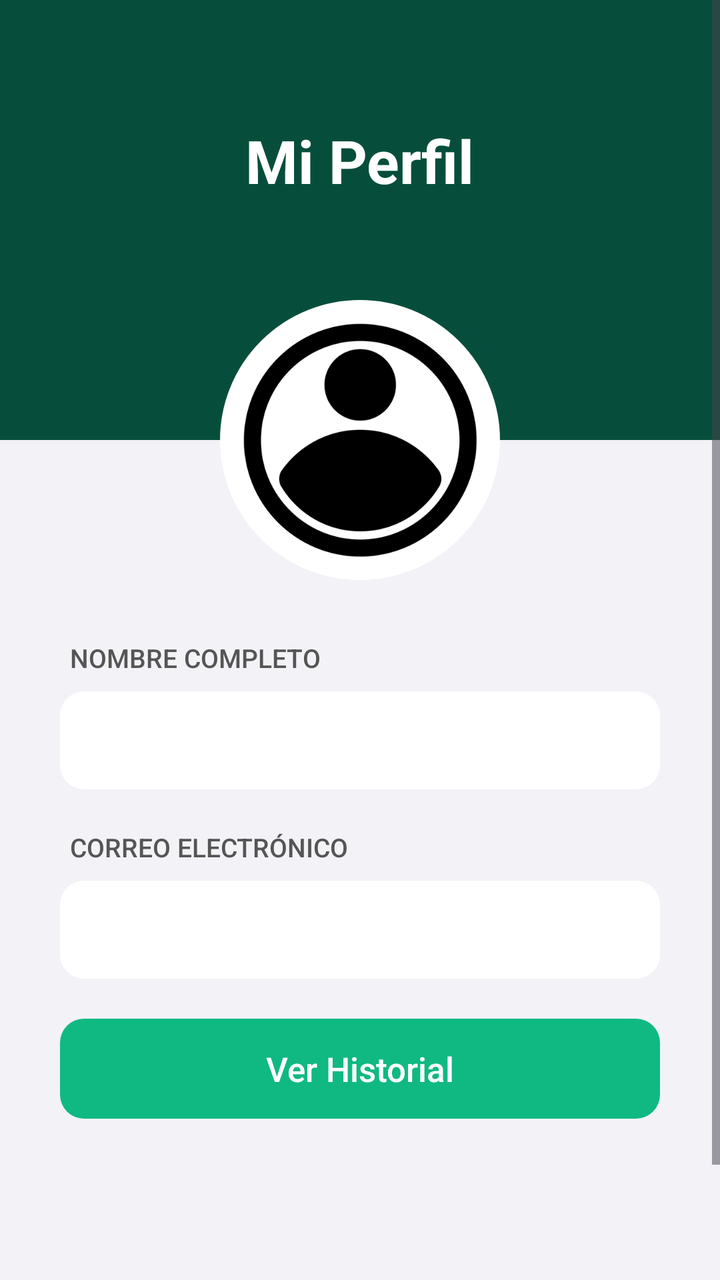
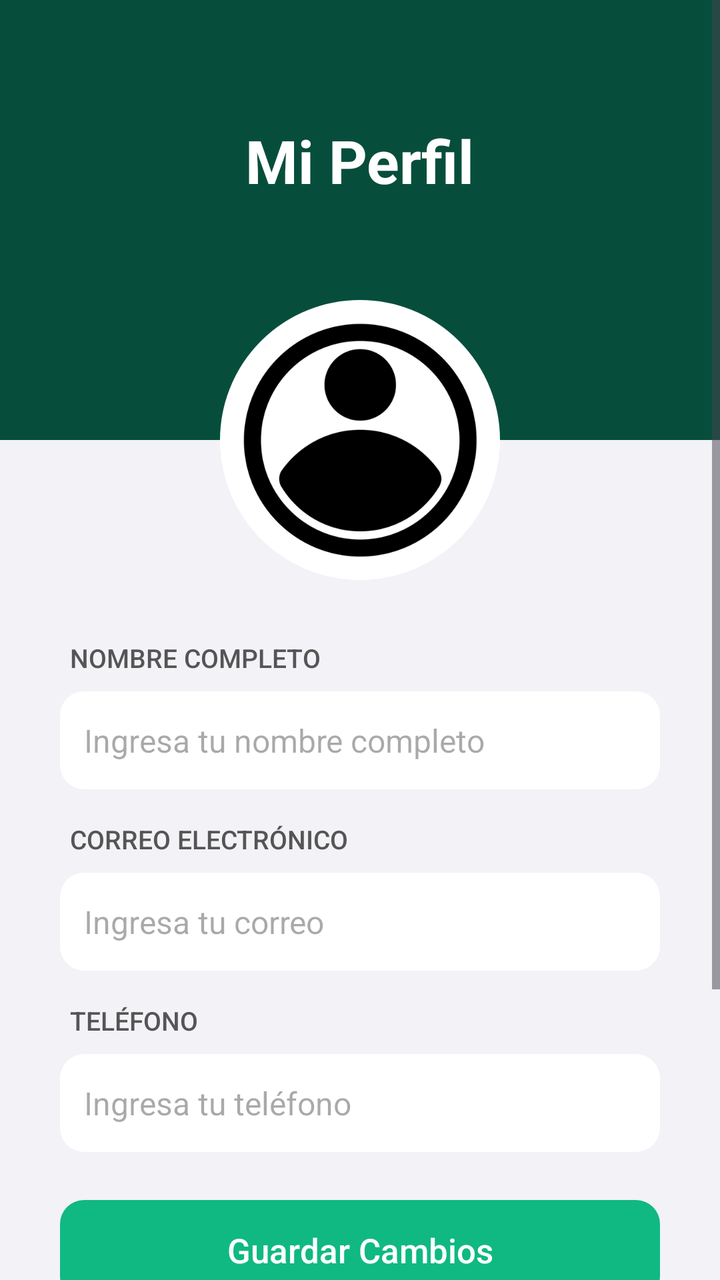

Compare the two renders of this Android layout. The source of the first and the diff that turns it into the second are given below.
<!-- AndroidManifest.xml: activity theme Theme.Sentinela.Green -->
<!-- res/layout/activity_profile.xml -->
<?xml version="1.0" encoding="utf-8"?>
<ScrollView xmlns:android="http://schemas.android.com/apk/res/android"
    xmlns:app="http://schemas.android.com/apk/res-auto"
    android:layout_width="match_parent"
    android:layout_height="match_parent"
    android:background="@color/system_gray6"
    android:fillViewport="true">

    <FrameLayout
        android:layout_width="match_parent"
        android:layout_height="wrap_content">

        
        <FrameLayout
            android:layout_width="match_parent"
            android:layout_height="220dp"
            android:background="@color/sentinela_dark_green">

            <TextView
                android:layout_width="wrap_content"
                android:layout_height="wrap_content"
                android:layout_gravity="center_horizontal"
                android:layout_marginTop="60dp"
                android:text="Mi Perfil"
                android:textColor="@color/white"
                android:textSize="30sp"
                android:textStyle="bold" />
        </FrameLayout>

        <com.google.android.material.imageview.ShapeableImageView
            android:id="@+id/profileImageView"
            android:layout_width="140dp"
            android:layout_height="140dp"
            android:layout_gravity="center_horizontal"
            android:layout_marginTop="150dp"
            android:background="@color/white"
            android:padding="2dp"
            android:scaleType="centerCrop"
            android:src="@drawable/profile"
            app:shapeAppearanceOverlay="@style/Sentinela.Circle"
            app:strokeColor="@color/white"
            app:strokeWidth="4dp" />

        <LinearLayout
            android:layout_width="match_parent"
            android:layout_height="wrap_content"
            android:layout_marginStart="30dp"
            android:layout_marginTop="320dp"
            android:layout_marginEnd="30dp"
            android:orientation="vertical"
            android:paddingBottom="30dp">

            <TextView
                android:layout_width="wrap_content"
                android:layout_height="wrap_content"
                android:layout_marginStart="5dp"
                android:fontFamily="sans-serif-medium"
                android:text="NOMBRE COMPLETO"
                android:textColor="@color/profile_label"
                android:textSize="13sp" />

            <EditText
                android:id="@+id/nameTextField"
                android:layout_width="match_parent"
                android:layout_height="49dp"
                android:layout_marginTop="8dp"
                android:background="@drawable/bg_field_white"
                android:enabled="false"
                android:inputType="textPersonName"
                android:paddingStart="12dp"
                android:paddingEnd="12dp"
                android:textColor="@color/label"
                android:textSize="16sp" />

            <TextView
                android:layout_width="wrap_content"
                android:layout_height="wrap_content"
                android:layout_marginStart="5dp"
                android:layout_marginTop="20dp"
                android:fontFamily="sans-serif-medium"
                android:text="CORREO ELECTRÓNICO"
                android:textColor="@color/profile_label"
                android:textSize="13sp" />

            <EditText
                android:id="@+id/emailTextField"
                android:layout_width="match_parent"
                android:layout_height="49dp"
                android:layout_marginTop="8dp"
                android:background="@drawable/bg_field_white"
                android:enabled="false"
                android:inputType="textEmailAddress"
                android:paddingStart="12dp"
                android:paddingEnd="12dp"
                android:textColor="@color/label"
                android:textSize="16sp" />

            <com.google.android.material.button.MaterialButton
                android:id="@+id/btnVerHistorial"
                style="@style/Sentinela.FilledButton"
                android:layout_width="match_parent"
                android:layout_height="50dp"
                android:layout_marginTop="20dp"
                android:fontFamily="sans-serif-medium"
                android:text="Ver Historial"
                android:textSize="17sp"
                app:cornerRadius="12dp" />

            <Button
                android:id="@+id/btnCerrar"
                style="@style/Sentinela.PlainButton"
                android:layout_width="match_parent"
                android:layout_height="44dp"
                android:layout_marginTop="70dp"
                android:fontFamily="sans-serif-medium"
                android:text="Cerrar Sesión"
                android:textColor="@color/system_red"
                android:textSize="16sp" />
        </LinearLayout>
    </FrameLayout>
</ScrollView>
<!-- resources referenced by this layout -->
<resources>
  <color name="label">#000000</color>
  <color name="profile_label">#555555</color>
  <color name="sentinela_dark_green">#064E3B</color>
  <color name="system_gray6">#F2F2F7</color>
  <color name="system_red">#FF3B30</color>
  <color name="white">#FFFFFF</color>
  <!-- drawable bg_field_white (drawable) -->
  <shape xmlns:android="http://schemas.android.com/apk/res/android" android:shape="rectangle">
      <solid android:color="@color/white" />
      <corners android:radius="12dp" />
  </shape>
  <!-- drawable profile: png bitmap (drawable-nodpi, 16198 bytes) -->
  <style name="Sentinela.Circle" parent="">
          <item name="cornerFamily">rounded</item>
          <item name="cornerSize">50%</item>
      </style>
  <style name="Sentinela.FilledButton" parent="Widget.Material3.Button">
          <item name="android:insetTop">0dp</item>
          <item name="android:insetBottom">0dp</item>
          <item name="android:textAllCaps">false</item>
          <item name="android:letterSpacing">0</item>
          <item name="backgroundTint">@color/sentinela_green</item>
          <item name="android:textColor">@color/white</item>
      </style>
  <style name="Sentinela.PlainButton" parent="Widget.Material3.Button.TextButton">
          <item name="android:textAllCaps">false</item>
          <item name="android:letterSpacing">0</item>
          <item name="android:textSize">17sp</item>
      </style>
  <style name="Theme.Sentinela.Green">
          <item name="android:windowBackground">@color/sentinela_dark_green</item>
          <item name="android:statusBarColor">@color/sentinela_dark_green</item>
          <item name="android:windowLightStatusBar">false</item>
          <item name="android:navigationBarColor">@color/sentinela_dark_green</item>
      </style>
  <color name="sentinela_green">#10B981</color>
</resources>

<!-- the commit's change to res/layout/activity_profile.xml (unified diff, before → after) -->
@@ -48,7 +48,7 @@
             android:layout_marginTop="320dp"
             android:layout_marginEnd="30dp"
             android:orientation="vertical"
-            android:paddingBottom="30dp">
+            android:paddingBottom="40dp">
 
             <TextView
                 android:layout_width="wrap_content"
@@ -65,7 +65,8 @@
                 android:layout_height="49dp"
                 android:layout_marginTop="8dp"
                 android:background="@drawable/bg_field_white"
-                android:enabled="false"
+                android:enabled="true"
+                android:hint="Ingresa tu nombre completo"
                 android:inputType="textPersonName"
                 android:paddingStart="12dp"
                 android:paddingEnd="12dp"
@@ -76,7 +77,7 @@
                 android:layout_width="wrap_content"
                 android:layout_height="wrap_content"
                 android:layout_marginStart="5dp"
-                android:layout_marginTop="20dp"
+                android:layout_marginTop="16dp"
                 android:fontFamily="sans-serif-medium"
                 android:text="CORREO ELECTRÓNICO"
                 android:textColor="@color/profile_label"
@@ -88,30 +89,68 @@
                 android:layout_height="49dp"
                 android:layout_marginTop="8dp"
                 android:background="@drawable/bg_field_white"
-                android:enabled="false"
+                android:enabled="true"
+                android:hint="Ingresa tu correo"
                 android:inputType="textEmailAddress"
                 android:paddingStart="12dp"
                 android:paddingEnd="12dp"
                 android:textColor="@color/label"
                 android:textSize="16sp" />
 
+            <TextView
+                android:layout_width="wrap_content"
+                android:layout_height="wrap_content"
+                android:layout_marginStart="5dp"
+                android:layout_marginTop="16dp"
+                android:fontFamily="sans-serif-medium"
+                android:text="TELÉFONO"
+                android:textColor="@color/profile_label"
+                android:textSize="13sp" />
+
+            <EditText
+                android:id="@+id/phoneTextField"
+                android:layout_width="match_parent"
+                android:layout_height="49dp"
+                android:layout_marginTop="8dp"
+                android:background="@drawable/bg_field_white"
+                android:enabled="true"
+                android:hint="Ingresa tu teléfono"
+                android:inputType="phone"
+                android:paddingStart="12dp"
+                android:paddingEnd="12dp"
+                android:textColor="@color/label"
+                android:textSize="16sp" />
+
             <com.google.android.material.button.MaterialButton
-                android:id="@+id/btnVerHistorial"
+                android:id="@+id/btnGuardarPerfil"
                 style="@style/Sentinela.FilledButton"
                 android:layout_width="match_parent"
                 android:layout_height="50dp"
-                android:layout_marginTop="20dp"
+                android:layout_marginTop="24dp"
                 android:fontFamily="sans-serif-medium"
-                android:text="Ver Historial"
+                android:text="Guardar Cambios"
                 android:textSize="17sp"
                 app:cornerRadius="12dp" />
+
+            <com.google.android.material.button.MaterialButton
+                android:id="@+id/btnVerHistorial"
+                style="@style/Widget.Material3.Button.OutlinedButton"
+                android:layout_width="match_parent"
+                android:layout_height="50dp"
+                android:layout_marginTop="12dp"
+                android:fontFamily="sans-serif-medium"
+                android:text="Ver Historial de Alertas"
+                android:textColor="@color/sentinela_green"
+                android:textSize="16sp"
+                app:cornerRadius="12dp"
+                app:strokeColor="@color/sentinela_green" />
 
             <Button
                 android:id="@+id/btnCerrar"
                 style="@style/Sentinela.PlainButton"
                 android:layout_width="match_parent"
                 android:layout_height="44dp"
-                android:layout_marginTop="70dp"
+                android:layout_marginTop="32dp"
                 android:fontFamily="sans-serif-medium"
                 android:text="Cerrar Sesión"
                 android:textColor="@color/system_red"
